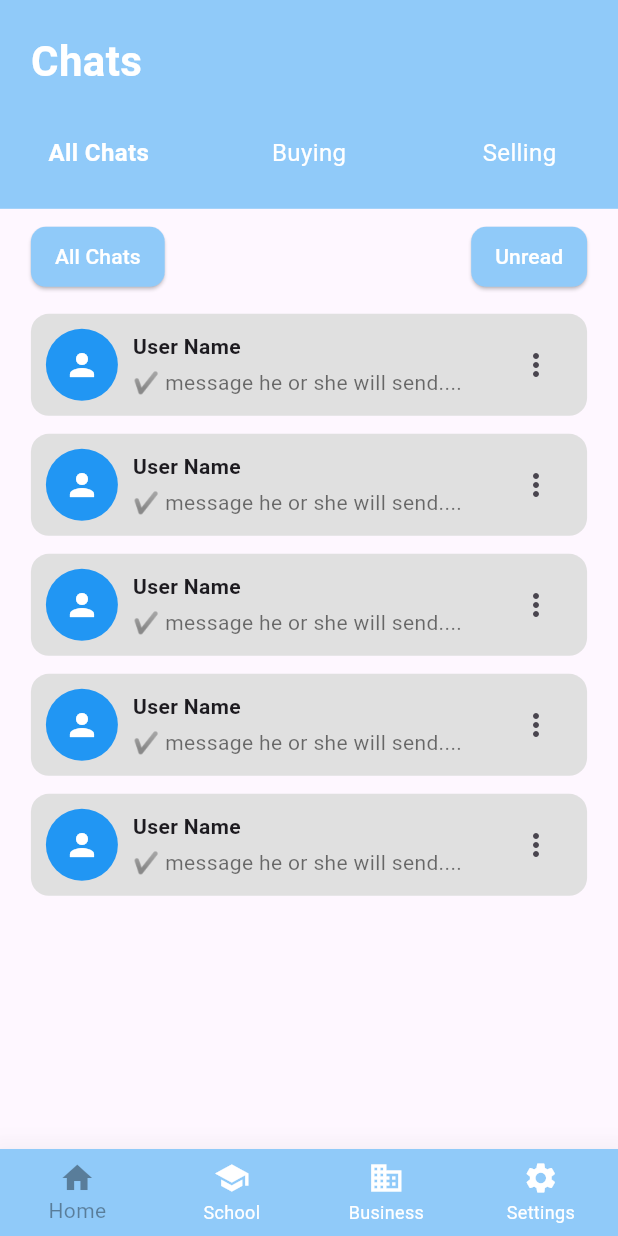
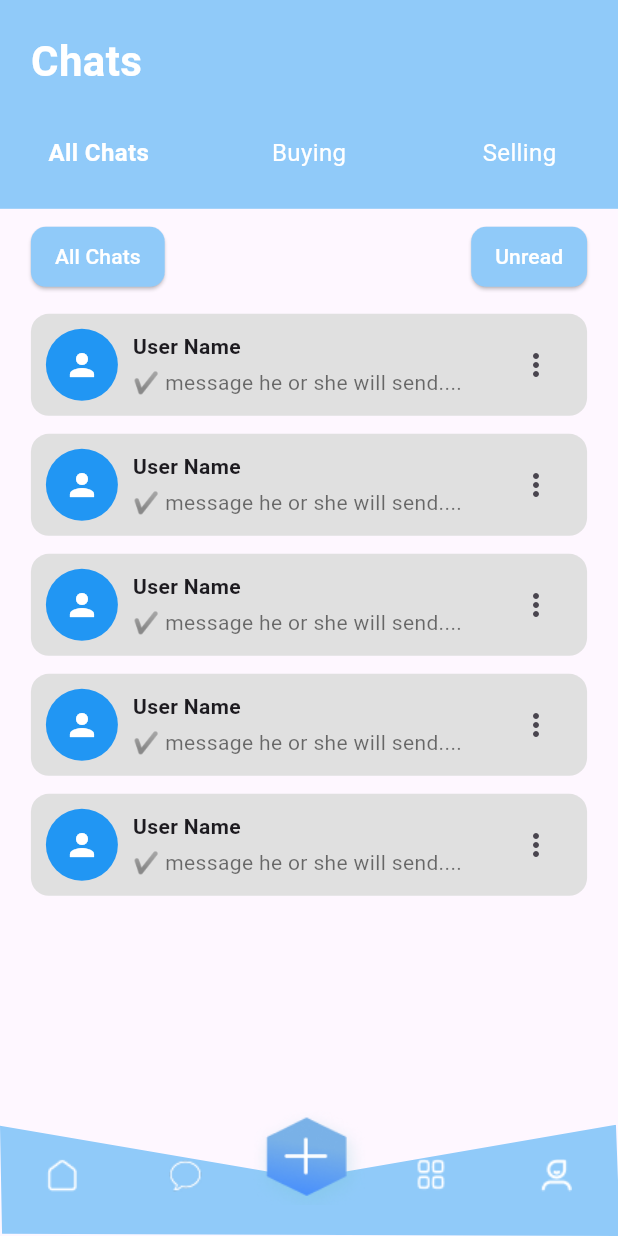
Before and after one commit to UmairRuman/seek_home_app, a Flutter app: the ChatScreen screen opened directly, on a phone screen of 412 x 824 dp. Run offline on Flutter 3.47's test engine with Material 3 defaults, Android fonts, the phone set to English and light mode, and no system bars.

Commit message:
CustomBottomNavBarClipper or BottomNavigationBar icons

```diff
--- /dev/null
+++ b/lib/chatPage/CustomBottomNavBarClipper.dart
@@ -0,0 +1,23 @@
+import 'package:flutter/material.dart';
+
+class CustomBottomNavBarClipper extends CustomClipper<Path> {
+  @override
+  Path getClip(Size size) {
+    final height = size.height;
+    final width = size.width;
+
+    Path path = Path();
+    path.moveTo(width * 0.0033333, height * 0.98);
+    path.lineTo(width * 1.0033333, height);
+    path.lineTo(width * 0.9966667, 0);
+    path.lineTo(width * 0.4966667, height * 0.48);
+    path.lineTo(0, height * 0.01);
+    path.lineTo(width * 0.0033333, height * 0.98);
+    path.close();
+
+    return path;
+  }
+
+  @override
+  bool shouldReclip(covariant CustomClipper<Path> oldClipper) => false;
+}
--- a/lib/chatPage/firstChatPage.dart
+++ b/lib/chatPage/firstChatPage.dart
@@ -1,6 +1,7 @@
 import 'package:flutter/material.dart';
 import 'package:seek_home_app/chatPage/BuyingPage.dart';
 import 'package:seek_home_app/chatPage/ChatCard.dart';
+import 'package:seek_home_app/chatPage/CustomBottomNavBarClipper.dart';
 import 'package:seek_home_app/chatPage/SellingPage.dart';
 import 'package:seek_home_app/chatPage/unreadPage.dart';
 
@@ -20,43 +21,78 @@ class _ChatScreenState extends State<ChatScreen> {
     final size = MediaQuery.of(context).size;
     final double padding = size.width * 0.05;
     return Scaffold(
-      bottomNavigationBar: BottomNavigationBar(
+      bottomNavigationBar: Stack(
+        clipBehavior: Clip.none,
+        children: [
+          ClipPath(
+            clipper: CustomBottomNavBarClipper(),
+            child: Container(
+              height:
+                  MediaQuery.of(context).size.height *
+                  0.09, // responsive height
+              color: Colors.blue.shade200,
+              child: BottomNavigationBar(
                 type: BottomNavigationBarType.fixed,
-        backgroundColor: Colors.blue.shade200,
+                backgroundColor: Colors.transparent,
                 currentIndex: selectedIndex,
-        showSelectedLabels: true,
-        showUnselectedLabels: true,
-        selectedItemColor: Colors.black38,
-        elevation: 20,
-        unselectedItemColor: Colors.white,
+                selectedItemColor: Colors.red,
+                unselectedItemColor: Colors.green,
+                showSelectedLabels: false,
+                showUnselectedLabels: false,
+                elevation: 0,
                 onTap: (value) {
                   setState(() {
                     selectedIndex = value;
                   });
                 },
-        items: const [
+                items: [
                   BottomNavigationBarItem(
-            icon: Icon(Icons.home),
-            label: 'Home',
-            tooltip: 'Go to Home',
+                    icon: Image.asset('assets/images/Home.png', height: 24),
+                    label: '',
                   ),
                   BottomNavigationBarItem(
-            icon: Icon(Icons.school),
-            label: 'School',
-            tooltip: 'Go to School',
+                    icon: Image.asset('assets/images/massage.png', height: 24),
+                    label: '',
+                  ),
+                  BottomNavigationBarItem(icon: Icon(Icons.abc), label: ''),
+
+                  BottomNavigationBarItem(
+                    icon: Image.asset('assets/images/four.png', height: 24),
+                    label: '',
                   ),
                   BottomNavigationBarItem(
-            icon: Icon(Icons.business),
-            label: 'Business',
-            tooltip: 'Go to Business',
-          ),
-          BottomNavigationBarItem(
-            icon: Icon(Icons.settings),
-            label: 'Settings',
-            tooltip: 'Go to Settings',
+                    icon: Image.asset('assets/images/call.png', height: 24),
+                    label: '',
                   ),
                 ],
               ),
+            ),
+          ),
+
+          // Optional: Center lifted icon (comment out if not needed)
+          Positioned(
+            top: -30,
+            left: 0,
+            right: 0,
+            child: Center(
+              child: GestureDetector(
+                onTap: () {
+                  print("Center icon tapped");
+                },
+                child: Container(
+                  padding: const EdgeInsets.all(10),
+                  child: Image.asset(
+                    'assets/images/Group.png',
+                    height: 80,
+                    width: 80,
+                  ),
+                ),
+              ),
+            ),
+          ),
+        ],
+      ),
+
       body: SafeArea(
         child: Column(
           children: [
--- a/lib/main.dart
+++ b/lib/main.dart
@@ -16,7 +16,7 @@ class MyApp extends StatelessWidget {
       theme: ThemeData(
         colorScheme: ColorScheme.fromSeed(seedColor: Colors.deepPurple),
       ),
-      home: LoginPageView(),
+      home: ChatScreen(),
     );
   }
 }
```
Also changed, not shown: assets/images/Group 8895.png (added), assets/images/Group.png (added), assets/images/Home.png (added), assets/images/call.png (added), assets/images/four.png (added), assets/images/image 1.png (added), assets/images/massage.png (added). Lines whose indentation alone changed are shown as unchanged.
